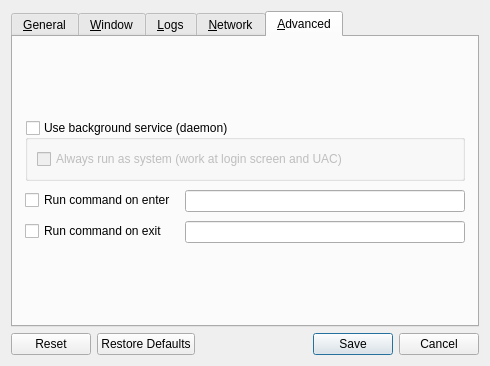
Before: the Qt Designer form src/lib/gui/dialogs/SettingsDialog.ui in deskflow/deskflow, drawn with Qt 5.
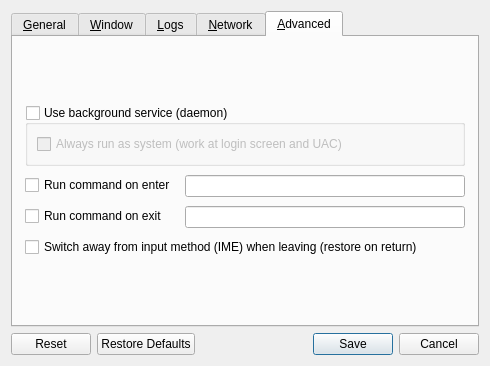
After: the same form once the commit is applied. The open tabs and pages were chosen to show the change. Icons and pictures are not drawn.

Commit message: feat(server): switch away from the input method (IME) when leaving a screen

Diff of the .ui file:
```diff
--- a/src/lib/gui/dialogs/SettingsDialog.ui
+++ b/src/lib/gui/dialogs/SettingsDialog.ui
@@ -841,6 +841,16 @@
          <item row="1" column="1">
           <widget class="QLineEdit" name="lineCommandExit"/>
          </item>
+         <item row="2" column="0" colspan="2">
+          <widget class="QCheckBox" name="cbSwitchToAsciiOnLeave">
+           <property name="toolTip">
+            <string>When this computer is the server, switch its keyboard to a plain ASCII layout (e.g. ABC) when control moves to another computer, and restore the previous input source when control returns. Helps when an input method (Korean, Japanese, Chinese) would otherwise swallow keystrokes meant for the client.</string>
+           </property>
+           <property name="text">
+            <string>Switch away from input method (IME) when leaving (restore on return)</string>
+           </property>
+          </widget>
+         </item>
         </layout>
        </item>
        <item>
```
The commit also changes 6 other files.
